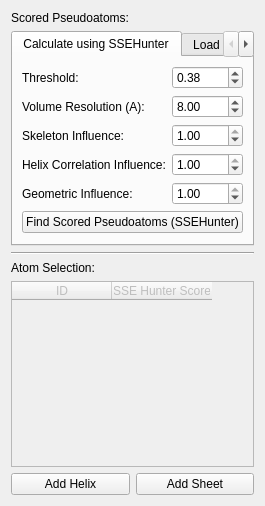
Qt form Gorgon/src_ui/ui_dialog_volume_sse_builder.ui (GorgonCryoEM/Gorgon) before a commit.
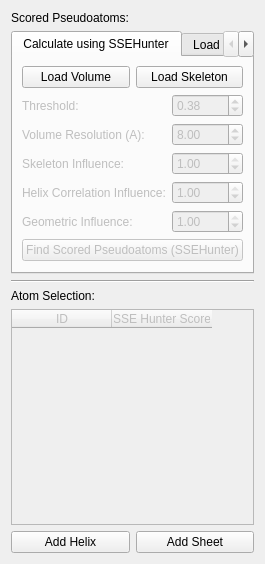
The same form after that commit.

Commit message: Moving SSEHunter to the SSEViewer menu, and adding checks for loading up volumes and skeletons

```diff
--- a/Gorgon/src_ui/ui_dialog_volume_sse_builder.ui
+++ b/Gorgon/src_ui/ui_dialog_volume_sse_builder.ui
@@ -5,8 +5,8 @@
    <rect>
     <x>0</x>
     <y>0</y>
-    <width>265</width>
-    <height>506</height>
+    <width>242</width>
+    <height>564</height>
    </rect>
   </property>
   <property name="windowTitle" >
@@ -36,15 +36,39 @@
        <string>Calculate using SSEHunter</string>
       </attribute>
       <layout class="QGridLayout" >
-       <item row="0" column="0" >
+       <item row="0" column="0" colspan="2" >
+        <layout class="QHBoxLayout" >
+         <item>
+          <widget class="QPushButton" name="pushButtonLoadVolume" >
+           <property name="text" >
+            <string>Load Volume</string>
+           </property>
+          </widget>
+         </item>
+         <item>
+          <widget class="QPushButton" name="pushButtonLoadSkeleton" >
+           <property name="text" >
+            <string>Load Skeleton</string>
+           </property>
+          </widget>
+         </item>
+        </layout>
+       </item>
+       <item row="1" column="0" >
         <widget class="QLabel" name="labelThreshold" >
+         <property name="enabled" >
+          <bool>false</bool>
+         </property>
          <property name="text" >
           <string>Threshold:</string>
          </property>
         </widget>
        </item>
-       <item row="0" column="1" >
+       <item row="1" column="1" >
         <widget class="QDoubleSpinBox" name="doubleSpinBoxThreshold" >
+         <property name="enabled" >
+          <bool>false</bool>
+         </property>
          <property name="minimum" >
           <double>-100.000000000000000</double>
          </property>
@@ -56,15 +80,21 @@
          </property>
         </widget>
        </item>
-       <item row="1" column="0" >
-        <widget class="QLabel" name="labelSkeletonScore_3" >
+       <item row="2" column="0" >
+        <widget class="QLabel" name="labelVolumeResolution" >
+         <property name="enabled" >
+          <bool>false</bool>
+         </property>
          <property name="text" >
           <string>Volume Resolution (A):</string>
          </property>
         </widget>
        </item>
-       <item row="1" column="1" >
+       <item row="2" column="1" >
         <widget class="QDoubleSpinBox" name="doubleSpinBoxResolution" >
+         <property name="enabled" >
+          <bool>false</bool>
+         </property>
          <property name="maximum" >
           <double>1000.000000000000000</double>
          </property>
@@ -73,15 +103,21 @@
          </property>
         </widget>
        </item>
-       <item row="2" column="0" >
+       <item row="3" column="0" >
         <widget class="QLabel" name="labelSkeletonScore" >
+         <property name="enabled" >
+          <bool>false</bool>
+         </property>
          <property name="text" >
           <string>Skeleton Influence:</string>
          </property>
         </widget>
        </item>
-       <item row="2" column="1" >
+       <item row="3" column="1" >
         <widget class="QDoubleSpinBox" name="doubleSpinBoxSkeleton" >
+         <property name="enabled" >
+          <bool>false</bool>
+         </property>
          <property name="maximum" >
           <double>1.000000000000000</double>
          </property>
@@ -90,15 +126,21 @@
          </property>
         </widget>
        </item>
-       <item row="3" column="0" >
+       <item row="4" column="0" >
         <widget class="QLabel" name="labelCrossCorrelationScore" >
+         <property name="enabled" >
+          <bool>false</bool>
+         </property>
          <property name="text" >
           <string>Helix Correlation Influence:</string>
          </property>
         </widget>
        </item>
-       <item row="3" column="1" >
+       <item row="4" column="1" >
         <widget class="QDoubleSpinBox" name="doubleSpinBoxCorrelation" >
+         <property name="enabled" >
+          <bool>false</bool>
+         </property>
          <property name="maximum" >
           <double>1.000000000000000</double>
          </property>
@@ -107,15 +149,21 @@
          </property>
         </widget>
        </item>
-       <item row="4" column="0" >
+       <item row="5" column="0" >
         <widget class="QLabel" name="labelGeometricScore" >
+         <property name="enabled" >
+          <bool>false</bool>
+         </property>
          <property name="text" >
           <string>Geometric Influence:</string>
          </property>
         </widget>
        </item>
-       <item row="4" column="1" >
+       <item row="5" column="1" >
         <widget class="QDoubleSpinBox" name="doubleSpinBoxGeometry" >
+         <property name="enabled" >
+          <bool>false</bool>
+         </property>
          <property name="maximum" >
           <double>1.000000000000000</double>
          </property>
@@ -124,8 +172,11 @@
          </property>
         </widget>
        </item>
-       <item row="5" column="0" colspan="2" >
+       <item row="6" column="0" colspan="2" >
         <widget class="QPushButton" name="pushButtonSSEHunter" >
+         <property name="enabled" >
+          <bool>false</bool>
+         </property>
          <property name="text" >
           <string>Find Scored Pseudoatoms (SSEHunter)</string>
          </property>
```
Left out of the diff: 2 changed lines with no effect on the pictures. The commit also changes 4 other files.
